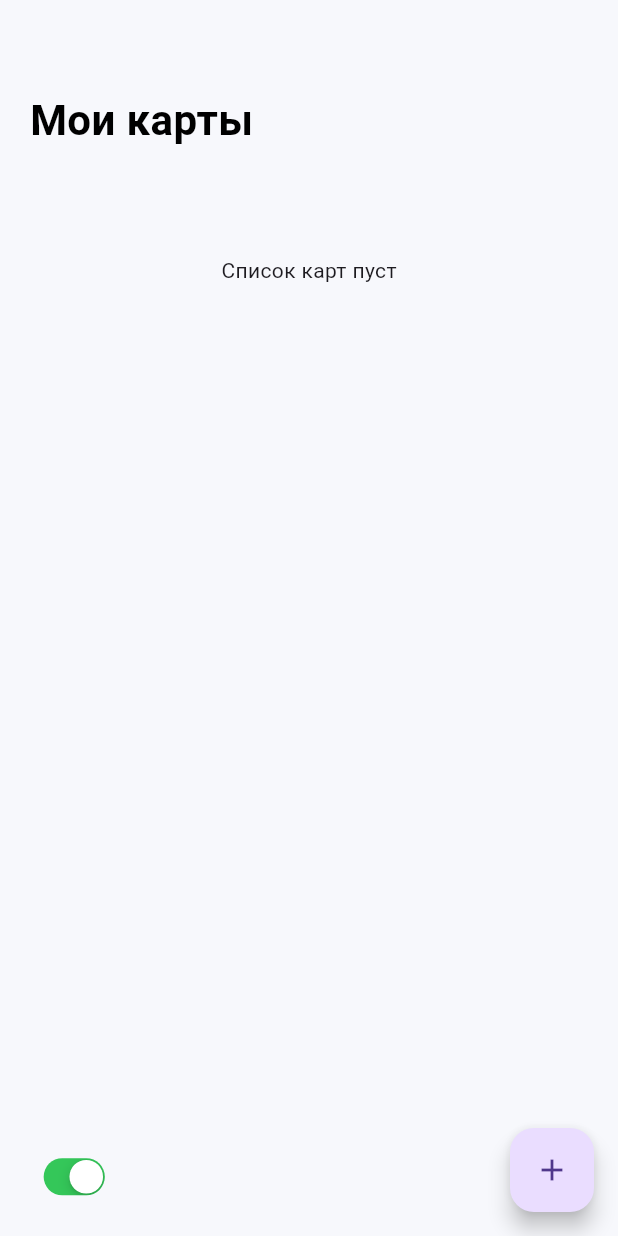
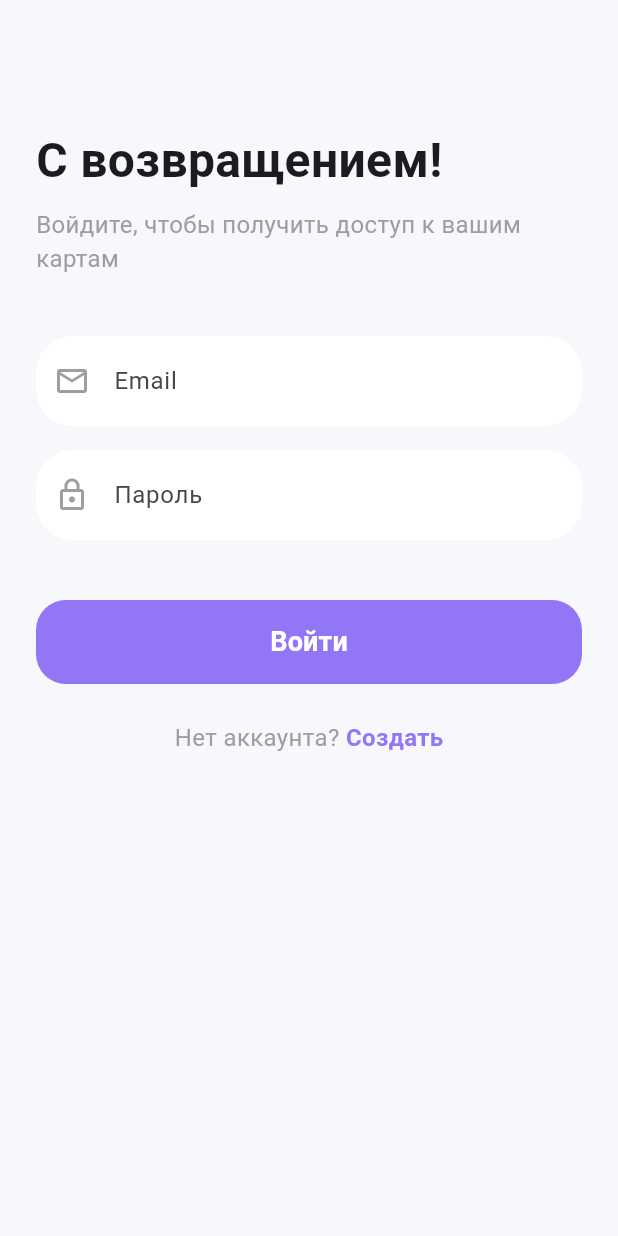
Before and after one commit to garMKS228/kalita, a Flutter app: the screen it shows after launch, on a phone screen of 412 x 824 dp. Run offline on Flutter 3.47's test engine with Material 3 defaults, Android fonts, the phone set to English and light mode, and no system bars; our stand-ins replace barcode_widget, drift, firebase_auth, firebase_core, go_router, screenshot; missing offline and left inert: pasteboard; accounts and stored records are empty; generated files the repository leaves out were written again.

Commit message:
страница настроек + регистрация

```diff
--- /dev/null
+++ b/devtools_options.yaml
@@ -0,0 +1,3 @@
+description: This file stores settings for Dart & Flutter DevTools.
+documentation: https://docs.flutter.dev/tools/devtools/extensions#configure-extension-enablement-states
+extensions:
--- a/lib/main.dart
+++ b/lib/main.dart
@@ -7,11 +7,27 @@ import './pages/cards_pages/create_card.dart';
 import './pages/wallets_pages/create_wallets.dart';
 import './pages/cards_pages/cards.dart';
 import './pages/wallets_pages/wallets.dart';
+import 'package:firebase_core/firebase_core.dart';
+import 'package:firebase_auth/firebase_auth.dart';
+import './pages/auth_pages/login.dart';
+import './pages/auth_pages/register.dart';
+import 'firebase_options.dart';
+import 'package:flutter_application_1/pages/settings_pages/settings.dart';
 
 late AppDatabase database;
 
 void main() async {
   WidgetsFlutterBinding.ensureInitialized();
+
+  try {
+    await Firebase.initializeApp(
+      options: DefaultFirebaseOptions.currentPlatform,
+    );
+    print("Firebase успешно инициализирован!");
+  } catch (e) {
+    print("Ошибка инициализации Firebase: $e");
+  }
+
   database = AppDatabase();
 
   try {
@@ -25,7 +41,43 @@ void main() async {
 
 final GoRouter _router = GoRouter(
   initialLocation: '/home_cards',
+
+  // НОВАЯ ЛОГИКА ЗАЩИТЫ РОУТОВ
+  redirect: (context, state) {
+    final user = FirebaseAuth.instance.currentUser;
+    final isLoggingIn = state.matchedLocation == '/login';
+    final isRegistering = state.matchedLocation == '/register';
+
+    // Если нет юзера и он не на страницах входа/регистрации -> выкидываем на логин
+    if (user == null && !isLoggingIn && !isRegistering) {
+      return '/login';
+    }
+
+    // Если юзер есть, но он зачем-то пошел на логин -> отправляем домой
+    if (user != null && (isLoggingIn || isRegistering)) {
+      return '/home_cards';
+    }
+
+    return null;
+  },
+
   routes: [
+    GoRoute(
+      path: '/login',
+      builder: (context, state) => const LoginPage(), // Убедись, что LoginPage импортирован
+    ),
+    GoRoute(
+      path: '/settings',
+      builder: (context, state) => const SettingsPage(),
+    ),
+    GoRoute(
+      path: '/login',
+      builder: (context, state) => const LoginPage(),
+    ),
+    GoRoute(
+      path: '/register',
+      builder: (context, state) => const RegisterPage(),
+    ),
     GoRoute(
       path: '/home_cards',
       builder: (context, state) => const HomeCardsPage(title: 'Мои Карты'),
--- /dev/null
+++ b/lib/pages/auth_pages/login.dart
@@ -0,0 +1,132 @@
+import 'package:flutter/material.dart';
+import 'package:go_router/go_router.dart';
+import 'package:firebase_auth/firebase_auth.dart';
+
+class LoginPage extends StatefulWidget {
+  const LoginPage({super.key});
+
+  @override
+  State<LoginPage> createState() => _LoginPageState();
+}
+
+class _LoginPageState extends State<LoginPage> {
+  final _emailController = TextEditingController();
+  final _passwordController = TextEditingController();
+  bool _isLoading = false;
+
+  @override
+  void dispose() {
+    _emailController.dispose();
+    _passwordController.dispose();
+    super.dispose();
+  }
+
+  Future<void> _login() async {
+    final email = _emailController.text.trim();
+    final password = _passwordController.text.trim();
+
+    if (email.isEmpty || password.isEmpty) {
+      _showError("Заполните все поля");
+      return;
+    }
+
+    setState(() => _isLoading = true);
+
+    try {
+      await FirebaseAuth.instance.signInWithEmailAndPassword(
+        email: email,
+        password: password,
+      );
+      if (mounted) context.go('/home_cards');
+    } on FirebaseAuthException catch (e) {
+      String message = "Ошибка входа";
+      if (e.code == 'user-not-found' || e.code == 'wrong-password' || e.code == 'invalid-credential') {
+        message = "Неверный Email или пароль.";
+      }
+      _showError(message);
+    } catch (e) {
+      _showError(e.toString());
+    } finally {
+      if (mounted) setState(() => _isLoading = false);
+    }
+  }
+
+  void _showError(String message) {
+    ScaffoldMessenger.of(context).showSnackBar(
+      SnackBar(content: Text(message), backgroundColor: Colors.redAccent),
+    );
+  }
+
+  @override
+  Widget build(BuildContext context) {
+    const primaryColor = Color(0xFF9276F6);
+
+    return Scaffold(
+      backgroundColor: const Color(0xFFF7F8FC),
+      body: SafeArea(
+        child: SingleChildScrollView(
+          padding: const EdgeInsets.all(24.0),
+          child: Column(
+            crossAxisAlignment: CrossAxisAlignment.start,
+            children: [
+              const SizedBox(height: 60),
+              const Text("С возвращением!", style: TextStyle(fontSize: 32, fontWeight: FontWeight.bold)),
+              const SizedBox(height: 8),
+              const Text("Войдите, чтобы получить доступ к вашим картам", style: TextStyle(fontSize: 16, color: Colors.grey)),
+              const SizedBox(height: 40),
+
+              _buildTextField(controller: _emailController, hint: "Email", icon: Icons.email_outlined),
+              const SizedBox(height: 16),
+              _buildTextField(controller: _passwordController, hint: "Пароль", icon: Icons.lock_outline, isPassword: true),
+              const SizedBox(height: 40),
+
+              SizedBox(
+                width: double.infinity,
+                height: 56,
+                child: ElevatedButton(
+                  onPressed: _isLoading ? null : _login,
+                  style: ElevatedButton.styleFrom(
+                    backgroundColor: primaryColor,
+                    shape: RoundedRectangleBorder(borderRadius: BorderRadius.circular(20)),
+                    elevation: 0,
+                  ),
+                  child: _isLoading
+                      ? const CircularProgressIndicator(color: Colors.white)
+                      : const Text("Войти", style: TextStyle(fontSize: 18, fontWeight: FontWeight.bold, color: Colors.white)),
+                ),
+              ),
+              const SizedBox(height: 24),
+
+              Row(
+                mainAxisAlignment: MainAxisAlignment.center,
+                children: [
+                  const Text("Нет аккаунта? ", style: TextStyle(color: Colors.grey, fontSize: 16)),
+                  GestureDetector(
+                    onTap: () => context.push('/register'),
+                    child: const Text("Создать", style: TextStyle(color: primaryColor, fontSize: 16, fontWeight: FontWeight.bold)),
+                  ),
+                ],
+              ),
+            ],
+          ),
+        ),
+      ),
+    );
+  }
+
+  Widget _buildTextField({required TextEditingController controller, required String hint, required IconData icon, bool isPassword = false}) {
+    return Container(
+      decoration: BoxDecoration(color: Colors.white, borderRadius: BorderRadius.circular(24)),
+      child: TextField(
+        controller: controller,
+        obscureText: isPassword,
+        decoration: InputDecoration(
+          prefixIcon: Icon(icon, color: Colors.grey),
+          hintText: hint,
+          border: InputBorder.none,
+          contentPadding: const EdgeInsets.symmetric(horizontal: 20, vertical: 18),
+        ),
+      ),
+    );
+  }
+}
--- a/pubspec.yaml
+++ b/pubspec.yaml
@@ -47,6 +47,9 @@ dependencies:
   share_plus: ^13.0.0
   screenshot: ^3.0.0
   pasteboard: ^0.5.0
+  firebase_core: ^4.7.0
+  firebase_auth: 6.4.0
+
 
 dev_dependencies:
   qr_flutter: ^4.1.0
```
Also changed, not shown: lib/pages/auth_pages/register.dart (added, +235 -0 lines), lib/pages/cards_pages/home_cards.dart (+44 -33 lines), lib/pages/settings_pages/settings.dart (added, +171 -0 lines), lib/pages/wallets_pages/home_wallets.dart (+24 -2 lines), firebase.json (added), pubspec.lock, 7 other files.
